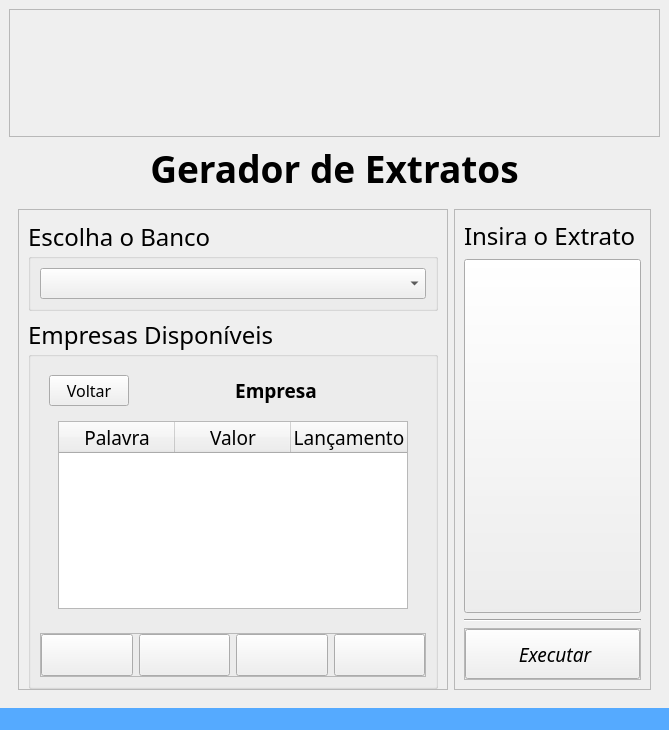
This is code/src/ui/window_extratos.ui in DeltaPrice-Pedro/Extrato_Auto as Qt 5 draws it before an edit. The edited form follows.
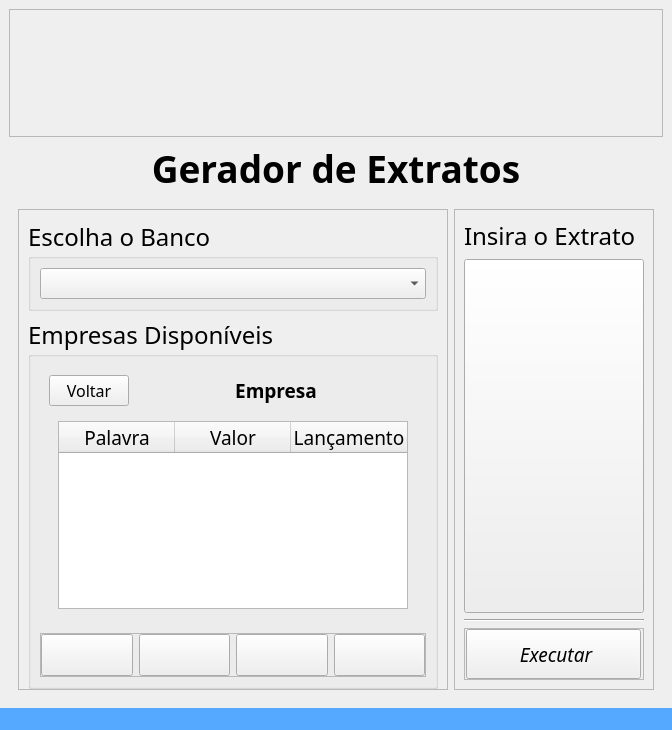
This is the edited form. The open tabs and pages were chosen to show the change. Icons and pictures are not drawn.

What changed in the file:
```diff
--- a/code/src/ui/window_extratos.ui
+++ b/code/src/ui/window_extratos.ui
@@ -6,7 +6,7 @@
    <rect>
     <x>0</x>
     <y>0</y>
-    <width>667</width>
+    <width>672</width>
     <height>654</height>
    </rect>
   </property>
```
Left out of the diff: 8 changed lines with no effect on the pictures.
